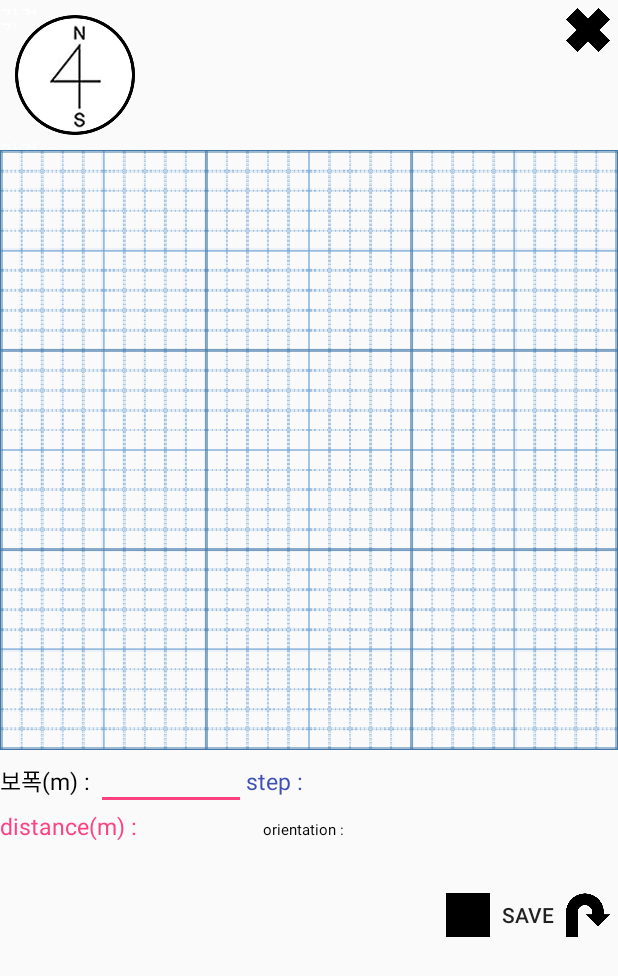
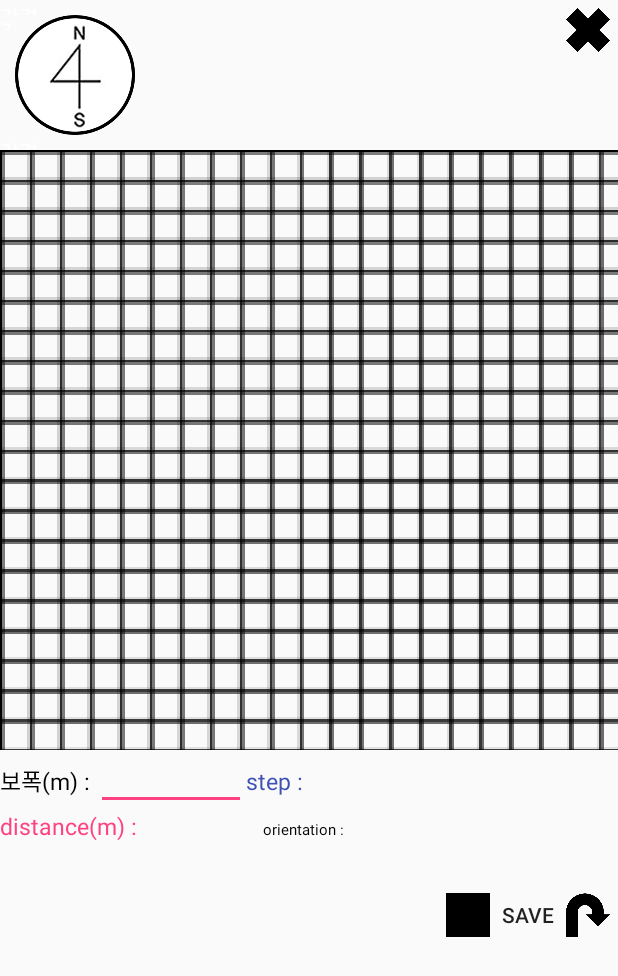
Before and after one commit to JeanPark96/Hansel_and_Gretel, an Android app: the MainActivity screen opened directly, with no data from a screen before it, after a tap on an icon or button, on a phone screen of 412 x 824 dp. Shown: the top 976 px of the screen. Run offline under Robolectric (Android 15) with nearby library versions, the phone set to English and light mode, and no system bars; 1 other tap on this screen came first.

Commit message:
canvas scrollbar attached

```diff
--- a/app/src/main/java/com/example/jean/mapcanvas/MainActivity.java
+++ b/app/src/main/java/com/example/jean/mapcanvas/MainActivity.java
@@ -18,8 +18,10 @@ import android.support.v7.app.AppCompatActivity;
 import android.util.Log;
 import android.view.View;
 import android.widget.EditText;
+import android.widget.HorizontalScrollView;
 import android.widget.ImageButton;
 import android.widget.ImageView;
+import android.widget.ScrollView;
 import android.widget.TextView;
 import android.widget.Toast;
 
@@ -63,7 +65,8 @@ public class MainActivity extends AppCompatActivity {
     SQLiteDatabase db, imgdb;
     public int imgid;
     SQLiteStatement p;
-
+    ScrollView scroll;
+    HorizontalScrollView horizontalScrollView;
     @Override
     protected void onCreate(Bundle savedInstanceState) {
         super.onCreate(savedInstanceState);
@@ -91,7 +94,40 @@ public class MainActivity extends AppCompatActivity {
         IMGhelper = new ImageDBhelper(this);
         imgdb = IMGhelper.getWritableDatabase();
         path_imageList=IMGhelper.getAllData();
+        scroll=(ScrollView)findViewById(R.id.scrollView);
+        horizontalScrollView=(HorizontalScrollView)findViewById(R.id.horizontal_scroll);
 
+        callPathImageFromDataBase();
+
+        Btn.setOnClickListener(new View.OnClickListener() {
+            @Override
+            public void onClick(View v) {
+                if (flag) {
+                    Btn.setImageResource(R.drawable.stop);
+
+                    try {
+                        onStartCommand();
+
+                    } catch (Exception e) {
+                        Toast.makeText(getApplicationContext(), e.getMessage(), Toast.LENGTH_LONG).show();
+                    }
+                }
+
+                else {
+                    Btn.setImageResource(R.drawable.start);
+                    showCanvas.finished();
+                    try {
+                        onStop();
+                    } catch (Exception e) {
+                        Toast.makeText(getApplicationContext(), e.getMessage(), Toast.LENGTH_LONG).show();
+                    }
+                }
+                flag = !flag;
+            }
+        });
+    }
+
+    public void callPathImageFromDataBase() {
         Bundle extra= getIntent().getExtras();
         if(extra!=null){
             int value=extra.getInt("row_id");
@@ -134,32 +170,7 @@ public class MainActivity extends AppCompatActivity {
             }
         }
 
-        Btn.setOnClickListener(new View.OnClickListener() {
-            @Override
-            public void onClick(View v) {
-                if (flag) {
-                    Btn.setImageResource(R.drawable.stop);
 
-                    try {
-                        onStartCommand();
-
-                    } catch (Exception e) {
-                        Toast.makeText(getApplicationContext(), e.getMessage(), Toast.LENGTH_LONG).show();
-                    }
-                }
-
-                else {
-                    Btn.setImageResource(R.drawable.start);
-                    showCanvas.finished();
-                    try {
-                        onStop();
-                    } catch (Exception e) {
-                        Toast.makeText(getApplicationContext(), e.getMessage(), Toast.LENGTH_LONG).show();
-                    }
-                }
-                flag = !flag;
-            }
-        });
     }
 
     @Override
@@ -316,7 +327,8 @@ public class MainActivity extends AppCompatActivity {
     public void backTracking(View view){
         newBitmap = showCanvas.RotateBitmap(newBitmap);
         newBitmapAvailable=true;
-        showCanvas.onSizeChanged(showCanvas.getWidth(),showCanvas.getHeight(),showCanvas.getWidth(),showCanvas.getHeight());
+       // showCanvas.onSizeChanged(showCanvas.getWidth(),showCanvas.getHeight(),showCanvas.getWidth(),showCanvas.getHeight());
+        showCanvas.onSizeChanged(1000,1000,1000,1000);
         StepValue.Step = 0;
         local_step = 0;
         count = 0;
@@ -352,8 +364,8 @@ public class MainActivity extends AppCompatActivity {
     public Bitmap makeNewBitmapFromPath(String filePath){
         BitmapFactory.Options newBitmapOption= new BitmapFactory.Options();
         newBitmap= BitmapFactory.decodeFile(filePath,newBitmapOption);
-        newBitmap=Bitmap.createScaledBitmap(newBitmap,showCanvas.getWidth(),showCanvas.getHeight(),false);
-
+        //newBitmap=Bitmap.createScaledBitmap(newBitmap,showCanvas.getWidth(),showCanvas.getHeight(),false);
+        newBitmap=Bitmap.createScaledBitmap(newBitmap,1000,1000,false);
         newBitmapAvailable=true;
        // newBitmap = showCanvas.RotateBitmap(newBitmap);
         return newBitmap;
--- a/app/src/main/java/com/example/jean/mapcanvas/drawCanvas.java
+++ b/app/src/main/java/com/example/jean/mapcanvas/drawCanvas.java
@@ -39,9 +39,9 @@ public class drawCanvas extends View {
         startAndFinishMarkColorPaint = new Paint();
         intermediatePaint = new Paint();
 
-        pathColorPaint=settingPaint(R.color.blue,10f);
-        startAndFinishMarkColorPaint=settingPaint(R.color.green,5f);
-        intermediatePaint=settingPaint(R.color.black,5f);
+        pathColorPaint=settingPaint(R.color.blue,30f);
+        startAndFinishMarkColorPaint=settingPaint(R.color.green,15f);
+        intermediatePaint=settingPaint(R.color.black,15f);
         canvasPaint=new Paint(Paint.DITHER_FLAG);
 
     }
@@ -61,9 +61,10 @@ public class drawCanvas extends View {
     protected void onSizeChanged(int w, int h, int oldw, int oldh) {
         super.onSizeChanged(w, h, oldw, oldh);
 
-        width = getWidth();
-        height = getHeight();
-
+       // width = getWidth();
+       // height = getHeight();
+        width=3000;
+        height=3000;
         if(isBackTrackActivated()){
             path.reset();
 
@@ -78,12 +79,12 @@ public class drawCanvas extends View {
             theta %= 360;
         }else{
             if(MainActivity.pathAvailableNumber==0) {
-                drawBitmap = Bitmap.createBitmap(getWidth(), getHeight(), Bitmap.Config.ARGB_8888);
+                drawBitmap = Bitmap.createBitmap(width,height , Bitmap.Config.ARGB_8888);
             }else{
                 drawBitmap = Bitmap.createBitmap(MainActivity.newBitmap);
             }
             canvas = new Canvas(drawBitmap);
-            firstBitmap = Bitmap.createScaledBitmap(BitmapFactory.decodeResource(getResources(),R.drawable.grid),width,height,false);
+            firstBitmap = Bitmap.createScaledBitmap(BitmapFactory.decodeResource(getResources(),R.drawable.blackgrid),width,height,false);
         }
   }
 
@@ -104,7 +105,7 @@ public class drawCanvas extends View {
         if (r_local_step <= 1 && !isBackTrackActivated()) {
             if(MainActivity.pathAvailableNumber==0) {
                 startX = (width / 2);
-                startY = (height / 2) + 300;
+                startY = (height / 2) + 1000;
                 path.moveTo(startX, startY);
                 invalidate();
                 endX = startX;
@@ -148,6 +149,14 @@ public class drawCanvas extends View {
         super.onDraw(canvas);
         canvas.drawBitmap(firstBitmap,0,0,canvasPaint);
         canvas.drawBitmap(drawBitmap,0,0,canvasPaint);
+    }
+
+    @Override
+    protected void onMeasure(int widthMeasureSpec, int heightMeasureSpec) {
+       // int width = MeasureSpec.getSize(widthMeasureSpec);
+        int width=3000+50;
+        int height = 3000+50; // Since 3000 is bottom of last Rect to be drawn added and 50 for padding.
+        setMeasuredDimension(width, height);
     }
 
     public void finished(){
--- a/app/src/main/res/layout/activity_main.xml
+++ b/app/src/main/res/layout/activity_main.xml
@@ -58,22 +58,33 @@
         android:text="간격"
         android:textColor="#FFFFFF"
         android:layout_below="@+id/orientationImg" />
-
-    <com.example.jean.mapcanvas.drawCanvas
-        android:id="@+id/drawing"
+    <ScrollView
         android:layout_width="match_parent"
         android:layout_height="400dp"
+        android:scrollbars="vertical"
+        android:id="@+id/scrollView"
         android:layout_alignParentEnd="true"
         android:layout_alignParentStart="true"
         android:layout_below="@+id/under_interval">
-    </com.example.jean.mapcanvas.drawCanvas>
+        <HorizontalScrollView
+            android:id="@+id/horizontal_scroll"
+            android:layout_width="match_parent"
+            android:layout_height="match_parent">
+            <com.example.jean.mapcanvas.drawCanvas
+                android:id="@+id/drawing"
+                android:layout_width="match_parent"
+                android:layout_height="match_parent">
+            </com.example.jean.mapcanvas.drawCanvas>
+        </HorizontalScrollView>
+    </ScrollView>
+
 
     <LinearLayout
         android:id="@+id/LinearLayout"
         android:layout_width="match_parent"
         android:layout_height="wrap_content"
         android:orientation="horizontal"
-        android:layout_below="@+id/drawing"
+        android:layout_below="@+id/scrollView"
         android:layout_alignParentLeft="true">
         <TextView
             android:id="@+id/stride_textView"
```
Also changed, not shown: app/src/main/res/drawable/blackgrid.png (added). Lines whose indentation alone changed are shown as unchanged.
